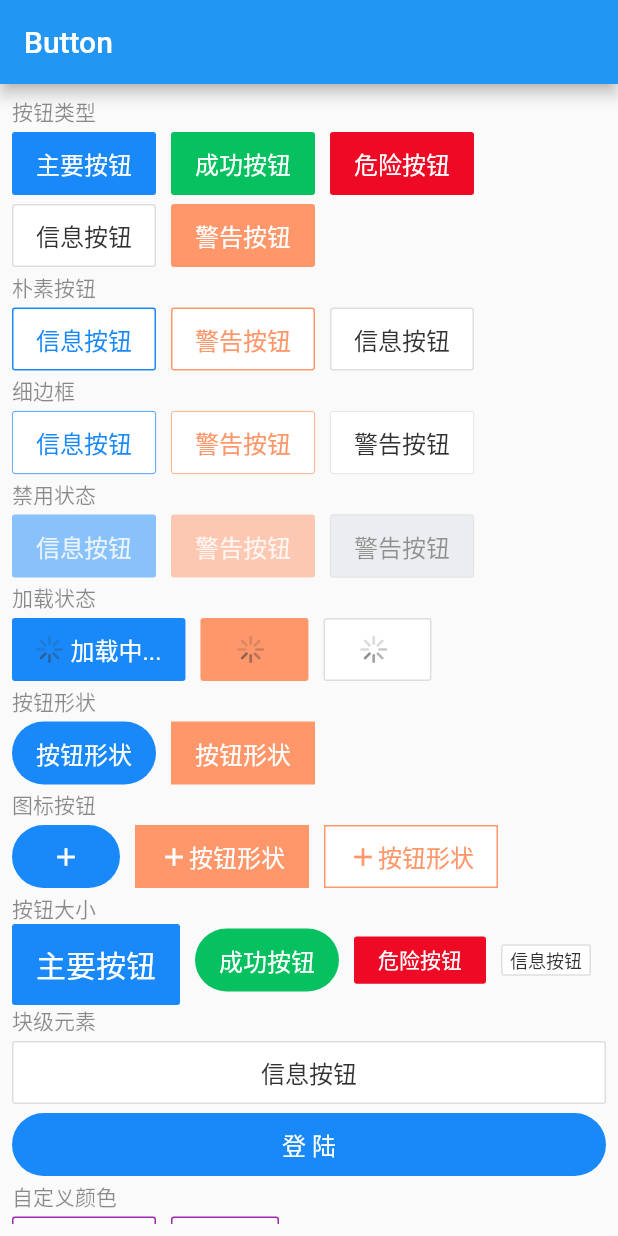
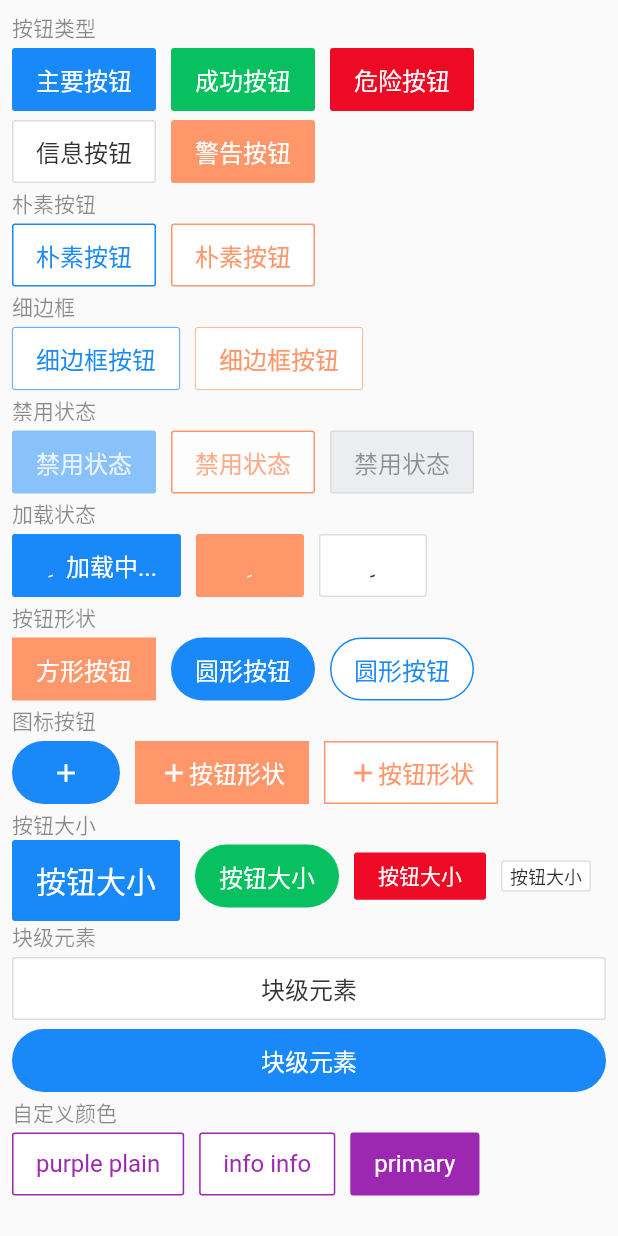
Before and after one commit to mynaner/vants, a Flutter app: the screen it shows after launch, on a phone screen of 412 x 824 dp. Run offline on Flutter 3.47's test engine with Material 2 defaults, Android fonts, the phone set to English and light mode, and no system bars; our stand-ins replace get.

Commit message:
fix: 修改

```diff
--- a/example/lib/app/modules/button/views/button_view.dart
+++ b/example/lib/app/modules/button/views/button_view.dart
@@ -1,3 +1,5 @@
+import 'dart:math';
+
 import 'package:flutter/material.dart';
 
 import 'package:get/get.dart';
@@ -9,7 +11,7 @@ class ButtonView extends GetView<ButtonController> {
   @override
   Widget build(BuildContext context) {
     return Scaffold(
-      appBar: AppBar(title: Text('Button')),
+      // appBar: AppBar(title: Text('Button')),
       body: Padding(
         padding: const EdgeInsets.all(8.0),
         child: ListView(
@@ -17,6 +19,46 @@ class ButtonView extends GetView<ButtonController> {
             Text("按钮类型", style: TextStyle(color: Colors.black45)),
             Wrap(
               children: [
+                // Container(
+                //   margin: EdgeInsets.symmetric(vertical: 2),
+                //   height: 42,
+                //   decoration: BoxDecoration(
+                //     borderRadius: BorderRadius.circular(999),
+                //     gradient: LinearGradient(colors: [Colors.blue, Colors.red]),
+                //   ),
+                //   child: VButton(
+                //     text: Text("主要按钮"),
+                //     type: VbuttonType.primary,
+                //     color: Colors.transparent,
+                //     shape: VButtonShape.round,
+                //     onTap: () {},
+                //   ),
+                // ),
+                // Container(
+                //   margin: EdgeInsets.symmetric(vertical: 2),
+                //   height: 42,
+                //   decoration: BoxDecoration(
+                //     borderRadius: BorderRadius.circular(999),
+                //     gradient: LinearGradient(colors: [Colors.blue, Colors.red]),
+                //   ),
+                //   padding: EdgeInsets.all(1),
+                //   child: VButton(
+                //     text: Text("主要",
+                //         style: TextStyle(
+                //           foreground: Paint()
+                //             ..shader = LinearGradient(
+                //                 colors: [Colors.blue, Colors.red]).createShader(
+                //               Rect.fromLTWH(0, 0, Get.width, Get.height),
+                //             ),
+                //         )),
+                //     type: VbuttonType.primary,
+                //     plain: true,
+                //     color: Colors.transparent,
+                //     shape: VButtonShape.round,
+                //     onTap: () {},
+                //   ),
+                // ),
+                // SizedBox(width: 10),
                 VButton(
                   text: Text("主要按钮"),
                   type: VbuttonType.primary,
@@ -54,24 +96,17 @@ class ButtonView extends GetView<ButtonController> {
               child: Wrap(
                 children: [
                   VButton(
-                    text: Text("信息按钮"),
+                    text: Text("朴素按钮"),
                     type: VbuttonType.primary,
                     plain: true,
                     onTap: () {},
                   ),
                   SizedBox(width: 10),
                   VButton(
-                    text: Text("警告按钮"),
+                    text: Text("朴素按钮"),
                     type: VbuttonType.warning,
                     onTap: () {},
                     plain: true,
-                  ),
-                  SizedBox(width: 10),
-                  VButton(
-                    text: Text("信息按钮"),
-                    type: VbuttonType.info,
-                    plain: true,
-                    onTap: () {},
                   ),
                 ],
               ),
@@ -81,7 +116,7 @@ class ButtonView extends GetView<ButtonController> {
               child: Wrap(
                 children: [
                   VButton(
-                    text: Text("信息按钮"),
+                    text: Text("细边框按钮"),
                     type: VbuttonType.primary,
                     plain: true,
                     hairline: true,
@@ -89,17 +124,9 @@ class ButtonView extends GetView<ButtonController> {
                   ),
                   SizedBox(width: 10),
                   VButton(
-                    text: Text("警告按钮"),
+                    text: Text("细边框按钮"),
                     hairline: true,
                     type: VbuttonType.warning,
-                    onTap: () {},
-                    plain: true,
-                  ),
-                  SizedBox(width: 10),
-                  VButton(
-                    text: Text("警告按钮"),
-                    hairline: true,
-                    type: VbuttonType.info,
                     onTap: () {},
                     plain: true,
                   ),
@@ -111,24 +138,22 @@ class ButtonView extends GetView<ButtonController> {
               child: Wrap(
                 children: [
                   VButton(
-                    text: Text("信息按钮"),
+                    text: Text("禁用状态"),
                     type: VbuttonType.primary,
                     disabled: true,
-                    hairline: true,
                     onTap: () {},
                   ),
                   SizedBox(width: 10),
                   VButton(
-                    text: Text("警告按钮"),
-                    hairline: true,
+                    text: Text("禁用状态"),
                     disabled: true,
+                    plain: true,
                     type: VbuttonType.warning,
                     onTap: () {},
                   ),
                   SizedBox(width: 10),
                   VButton(
-                    text: Text("警告按钮"),
-                    hairline: true,
+                    text: Text("禁用状态"),
                     disabled: true,
                     type: VbuttonType.info,
                     onTap: () {},
@@ -166,16 +191,24 @@ class ButtonView extends GetView<ButtonController> {
               child: Wrap(
                 children: [
                   VButton(
-                    text: Text("按钮形状"),
+                    shape: VButtonShape.square,
+                    type: VbuttonType.warning,
+                    text: Text("方形按钮"),
+                    onTap: () {},
+                  ),
+                  SizedBox(width: 10),
+                  VButton(
+                    text: Text("圆形按钮"),
                     type: VbuttonType.primary,
                     shape: VButtonShape.round,
                     onTap: () {},
                   ),
                   SizedBox(width: 10),
                   VButton(
-                    shape: VButtonShape.square,
-                    type: VbuttonType.warning,
-                    text: Text("按钮形状"),
+                    text: Text("圆形按钮"),
+                    type: VbuttonType.primary,
+                    shape: VButtonShape.round,
+                    plain: true,
                     onTap: () {},
                   ),
                 ],
@@ -188,14 +221,14 @@ class ButtonView extends GetView<ButtonController> {
                   VButton(
                     type: VbuttonType.primary,
                     shape: VButtonShape.round,
-                    icon: Icon(Icons.add, size: 20),
+                    icon: Icon(Icons.add),
                     onTap: () {},
                   ),
                   SizedBox(width: 10),
                   VButton(
                     shape: VButtonShape.square,
                     type: VbuttonType.warning,
-                    icon: Icon(Icons.add, size: 20),
+                    icon: Icon(Icons.add),
                     text: Text("按钮形状"),
                     onTap: () {},
                   ),
@@ -203,7 +236,7 @@ class ButtonView extends GetView<ButtonController> {
                   VButton(
                     shape: VButtonShape.square,
                     type: VbuttonType.warning,
-                    icon: Icon(Icons.add, size: 20),
+                    icon: Icon(Icons.add),
                     plain: true,
                     text: Text("按钮形状"),
                     onTap: () {},
@@ -216,14 +249,14 @@ class ButtonView extends GetView<ButtonController> {
               child: Wrap(
                 children: [
                   VButton(
-                    text: Text("主要按钮"),
+                    text: Text("按钮大小"),
                     type: VbuttonType.primary,
                     size: VButtonSize.large,
                     onTap: () {},
                   ),
                   SizedBox(width: 10),
                   VButton(
-                    text: Text("成功按钮"),
+                    text: Text("按钮大小"),
                     type: VbuttonType.success,
                     size: VButtonSize.normal,
                     shape: VButtonShape.round,
@@ -231,7 +264,7 @@ class ButtonView extends GetView<ButtonController> {
                   ),
                   SizedBox(width: 10),
                   VButton(
-                    text: Text("危险按钮"),
+                    text: Text("按钮大小"),
                     type: VbuttonType.danger,
                     size: VButtonSize.small,
                     onTap: () {},
@@ -239,7 +272,7 @@ class ButtonView extends GetView<ButtonController> {
                   SizedBox(width: 10),
                   Container(
                     child: VButton(
-                      text: Text("信息按钮"),
+                      text: Text("按钮大小"),
                       type: VbuttonType.info,
                       size: VButtonSize.mini,
                       onTap: () {},
@@ -250,14 +283,14 @@ class ButtonView extends GetView<ButtonController> {
             ),
             Text("块级元素", style: TextStyle(color: Colors.black45)),
             VButton(
-              text: Text("信息按钮"),
+              text: Text("块级元素"),
               type: VbuttonType.info,
               size: VButtonSize.normal,
               block: true,
               onTap: () {},
             ),
             VButton(
-              text: Text("登 陆"),
+              text: Text("块级元素"),
               type: VbuttonType.primary,
               block: true,
               shape: VButtonShape.round,
@@ -267,17 +300,24 @@ class ButtonView extends GetView<ButtonController> {
             Row(
               children: [
                 VButton(
-                  text: Text("信息按钮"),
+                  text: Text("purple plain"),
                   plain: true,
                   color: Colors.purple,
                   onTap: () {},
                 ),
                 SizedBox(width: 10),
                 VButton(
-                  text: Text("登 陆"),
+                  text: Text("info info"),
                   type: VbuttonType.info,
                   color: Colors.purple,
                   // shape: VButtonShape.round,
+                  onTap: () {},
+                ),
+                SizedBox(width: 10),
+                VButton(
+                  text: Text("primary"),
+                  type: VbuttonType.primary,
+                  color: Colors.purple,
                   onTap: () {},
                 ),
               ],
--- a/lib/Widget/button/button.dart
+++ b/lib/Widget/button/button.dart
@@ -39,9 +39,6 @@ class VButton extends StatelessWidget {
   /// color
   final Color? color;
 
-  ///
-  // final LinearGradient(colors: [Colors.blue, Colors.red])
-
   const VButton({
     Key? key,
     this.onTap,
@@ -82,13 +79,22 @@ class VButton extends StatelessWidget {
       textStyle: style.textStyle,
       foregroundColor: style.foregroundColor,
       padding: style.padding,
-      //设置按钮的大小
       minimumSize: style.minimumSize,
       alignment: Alignment.center,
     );
+
     Widget widget = Row(
       mainAxisAlignment: MainAxisAlignment.center,
-      children: [icon ?? Container(), child ?? text ?? Container()],
+      children: [
+        icon != null
+            ? Icon(
+                icon?.icon,
+                size: icon?.size ?? 20,
+                color: icon?.color,
+              )
+            : Container(),
+        child ?? text ?? Container()
+      ],
     );
     if (loading) {
       widget = Row(
--- a/lib/Widget/button/button_style.dart
+++ b/lib/Widget/button/button_style.dart
@@ -182,12 +182,14 @@ class VButtonStyle {
   }
 
   Widget get loadingStatus {
-    return const CupertinoActivityIndicator(
-      radius: 9,
+    return Container(
+      width: 15,
+      height: 15,
+      child: CircularProgressIndicator.adaptive(
+        strokeWidth: 1,
+        valueColor: AlwaysStoppedAnimation<Color>(_style.color),
+      ),
     );
-    // return const CupertinoActivityIndicator(
-    //   color: Colors.white,
-    // );
   }
 
   // TextStyle get textStyle {
--- a/pubspec.yaml
+++ b/pubspec.yaml
@@ -1,6 +1,6 @@
 name: vants_ui
 description: 仿 vant ui 组件
-version: 0.0.1
+version: 0.0.2
 homepage: https://github.com/mynaner/vants
 
 environment:
```
Also changed, not shown: example/pubspec.lock, 2 other files.
